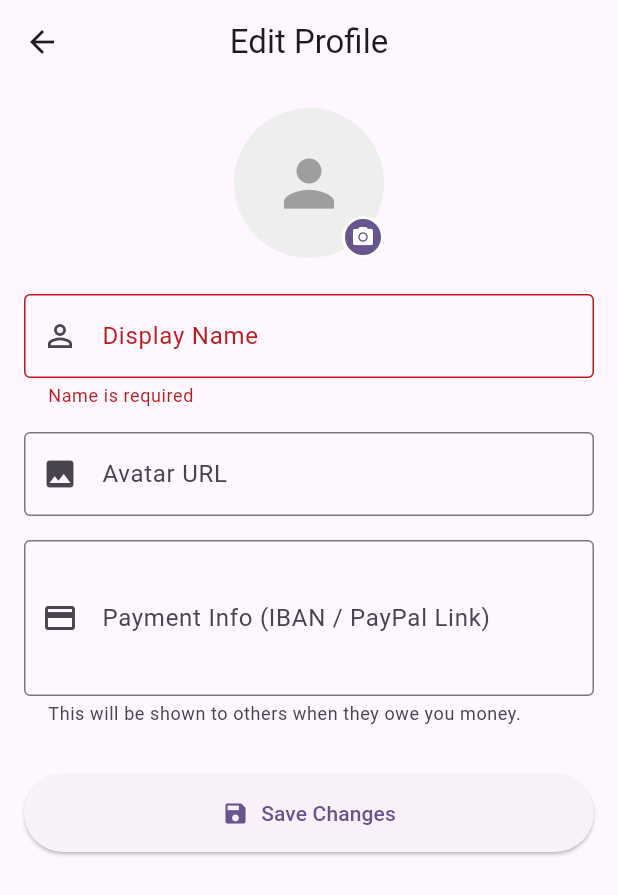
After one commit to mhmadkadoor/triptrack, a Flutter app: the ProfileScreen screen opened directly, after a tap on "Save Changes", on a phone screen of 412 x 824 dp. The commit adds this screen. Shown: the top 895 px of the screen. Run offline on Flutter 3.47's test engine with Material 3 defaults, Android fonts, the phone set to English and light mode, and no system bars; our stand-ins replace equatable, flutter_dotenv, flutter_riverpod, go_router, image_cropper, image_picker and 2 more; accounts and stored records are empty; generated files the repository leaves out were written again.

Commit message:
profile picture feture added

```diff
--- /dev/null
+++ b/lib/core/widgets/user_avatar.dart
@@ -0,0 +1,80 @@
+import 'package:flutter/material.dart';
+
+/// A reusable avatar widget that displays a user's profile picture or their initials.
+///
+/// If [avatarUrl] is provided and valid, it attempts to load the image.
+/// If not, it falls back to displaying the initials derived from [displayName].
+class UserAvatar extends StatelessWidget {
+  /// The public URL of the avatar image. Can be null.
+  final String? avatarUrl;
+
+  /// The name used to generate initials if the image is missing or fails to load.
+  final String displayName;
+
+  /// The radius of the avatar circle. Defaults to 20.
+  final double radius;
+
+  /// Optional custom background color. Defaults to blueGrey[100].
+  final Color? backgroundColor;
+
+  /// Optional custom text color for initials. Defaults to blueGrey[800].
+  final Color? textColor;
+
+  /// Function to call when the avatar is tapped.
+  final VoidCallback? onTap;
+
+  const UserAvatar({
+    super.key,
+    this.avatarUrl,
+    required this.displayName,
+    this.radius = 20,
+    this.backgroundColor,
+    this.textColor,
+    this.onTap,
+  });
+
+  @override
+  Widget build(BuildContext context) {
+    final avatar = CircleAvatar(
+      radius: radius,
+      backgroundColor: backgroundColor ?? Colors.blueGrey.shade100,
+      backgroundImage: (avatarUrl != null && avatarUrl!.isNotEmpty)
+          ? NetworkImage(avatarUrl!)
+          : null,
+      child: (avatarUrl == null || avatarUrl!.isEmpty)
+          ? Text(
+              _getInitials(displayName),
+              style: TextStyle(
+                fontSize: radius * 0.8,
+                fontWeight: FontWeight.bold,
+                color: textColor ?? Colors.blueGrey.shade800,
+              ),
+            )
+          : null, // If we have an image, child is null (or loading indicator)
+    );
+
+    if (onTap != null) {
+      return GestureDetector(onTap: onTap, child: avatar);
+    }
+
+    return avatar;
+  }
+
+  String _getInitials(String name) {
+    if (name.isEmpty) return '?';
+    final parts = name.trim().split(RegExp(r'\s+'));
+    if (parts.isEmpty) return '?';
+
+    if (parts.length == 1) {
+      final single = parts[0];
+      if (single.isEmpty) return '?';
+      return single[0].toUpperCase();
+    }
+
+    final first = parts.first;
+    final last = parts.last;
+    if (first.isEmpty || last.isEmpty) return '?';
+
+    return '${first[0]}${last[0]}'.toUpperCase();
+  }
+}
--- a/lib/features/auth/models/profile.dart
+++ b/lib/features/auth/models/profile.dart
@@ -5,12 +5,14 @@ class Profile {
   final String? email;
   final String? displayName;
   final String? avatarUrl;
+  final String? paymentInfo;
 
   const Profile({
     required this.id,
     this.email,
     this.displayName,
     this.avatarUrl,
+    this.paymentInfo,
   });
 
   factory Profile.fromJson(Map<String, dynamic> json) {
@@ -21,6 +23,7 @@ class Profile {
           json['display_name'] as String? ??
           json['full_name'] as String?, // cover both cases
       avatarUrl: json['avatar_url'] as String?,
+      paymentInfo: json['payment_info'] as String?,
     );
   }
 
@@ -30,6 +33,7 @@ class Profile {
       'email': email,
       'display_name': displayName,
       'avatar_url': avatarUrl,
+      'payment_info': paymentInfo,
     };
   }
 }
--- a/lib/features/auth/providers/auth_repository.dart
+++ b/lib/features/auth/providers/auth_repository.dart
@@ -1,3 +1,4 @@
+import 'dart:io';
 import 'package:supabase_flutter/supabase_flutter.dart';
 
 class AuthRepository {
@@ -34,4 +35,75 @@ class AuthRepository {
   Future<void> signOut() async {
     await _client.auth.signOut();
   }
+
+  /// Updates the user's profile information.
+  Future<void> updateUserProfile(
+    String userId, {
+    String? name,
+    String? avatarUrl,
+    String? paymentInfo,
+  }) async {
+    final updates = <String, dynamic>{};
+    if (name != null) updates['full_name'] = name;
+    if (avatarUrl != null) updates['avatar_url'] = avatarUrl;
+    if (paymentInfo != null) updates['payment_info'] = paymentInfo;
+
+    if (updates.isEmpty) return;
+
+    // Use DateTime.now().toUtc() for consistency
+    updates['updated_at'] = DateTime.now().toUtc().toIso8601String();
+
+    await _client.from('profiles').update(updates).eq('id', userId);
+  }
+
+  /// Fetches the profile data for a given user ID.
+  Future<Map<String, dynamic>?> getProfile(String userId) async {
+    try {
+      final data = await _client
+          .from('profiles')
+          .select()
+          .eq('id', userId)
+          .maybeSingle();
+      return data;
+    } catch (e) {
+      // In case of error (e.g. no internet), return null or rethrow
+      return null;
+    }
+  }
+
+  /// Uploads a profile image to Supabase Storage and returns the public URL.
+  Future<String> uploadProfileImage(File imageFile, String userId) async {
+    // 1. Clean up old images to free space and ensure unique URLs (cache busting)
+    try {
+      final objects = await _client.storage.from('avatars').list(path: userId);
+
+      if (objects.isNotEmpty) {
+        final pathsToDelete = objects
+            .map((obj) => '$userId/${obj.name}')
+            .toList();
+        await _client.storage.from('avatars').remove(pathsToDelete);
+      }
+    } catch (e) {
+      // Ignore cleanup errors, maybe folder doesn't exist yet
+      // or we don't have list permissions (public select usually covers this)
+    }
+
+    // 2. Generate timestamped filename to force UI refresh (busts the cache)
+    final timestamp = DateTime.now().millisecondsSinceEpoch;
+    final path = '$userId/profile_$timestamp.jpg';
+
+    // 3. Upload the file
+    // We maintain the folder structure avatars/{userId}/... for RLS
+    await _client.storage
+        .from('avatars')
+        .upload(path, imageFile, fileOptions: const FileOptions(upsert: true));
+
+    // 4. Get the public URL
+    final imageUrl = _client.storage.from('avatars').getPublicUrl(path);
+
+    // 5. Update the profile with the new URL
+    await updateUserProfile(userId, avatarUrl: imageUrl);
+
+    return imageUrl;
+  }
 }
--- /dev/null
+++ b/lib/features/auth/screens/profile_screen.dart
@@ -0,0 +1,307 @@
+import 'dart:io';
+import 'package:flutter/material.dart';
+import 'package:flutter_riverpod/flutter_riverpod.dart';
+import 'package:image_cropper/image_cropper.dart';
+import 'package:image_picker/image_picker.dart';
+
+import '../providers/auth_provider.dart';
+import '../providers/auth_repository.dart';
+
+class ProfileScreen extends ConsumerStatefulWidget {
+  const ProfileScreen({super.key});
+
+  @override
+  ConsumerState<ProfileScreen> createState() => _ProfileScreenState();
+}
+
+class _ProfileScreenState extends ConsumerState<ProfileScreen> {
+  final _formKey = GlobalKey<FormState>();
+  late TextEditingController _nameController;
+  late TextEditingController _avatarUrlController;
+  late TextEditingController _paymentInfoController;
+  bool _isLoading = false;
+
+  @override
+  void initState() {
+    super.initState();
+    final user = ref.read(currentUserProvider);
+    // Note: To get the full profile data (including payment info),
+    // we should ideally be watching a stream of the profile table.
+    // However, for now, we rely on what's available or fetch it.
+    // Since currentUserProvider mainly comes from Auth Use and metadata
+    // might not have the latest custom columns unless synced.
+    // Better approach: Watch the profile document.
+
+    _nameController = TextEditingController(
+      text: user?.userMetadata?['full_name'] ?? '',
+    );
+    _avatarUrlController = TextEditingController(
+      text: user?.userMetadata?['avatar_url'] ?? '',
+    );
+    _paymentInfoController = TextEditingController(text: '');
+
+    // Fetch latest profile data to populate fields
+    if (user != null) {
+      _loadProfile(user.id);
+    }
+  }
+
+  Future<void> _loadProfile(String userId) async {
+    try {
+      final data = await ref.read(authRepositoryProvider).getProfile(userId);
+      if (mounted && data != null) {
+        setState(() {
+          _nameController.text = data['full_name'] ?? '';
+          _avatarUrlController.text = data['avatar_url'] ?? '';
+          _paymentInfoController.text = data['payment_info'] ?? '';
+        });
+      }
+    } catch (e) {
+      // Handle error or just rely on initial
+    }
+  }
+
+  Future<void> _pickImage(ImageSource source) async {
+    try {
+      final picker = ImagePicker();
+      final pickedFile = await picker.pickImage(source: source);
+
+      if (pickedFile == null) return;
+
+      // Crop the image
+      final croppedFile = await ImageCropper().cropImage(
+        sourcePath: pickedFile.path,
+        aspectRatio: const CropAspectRatio(ratioX: 1, ratioY: 1),
+        compressFormat: ImageCompressFormat.jpg,
+        compressQuality: 70,
+        maxWidth: 512,
+        maxHeight: 512,
+        uiSettings: [
+          AndroidUiSettings(
+            toolbarTitle: 'Crop Avatar',
+            toolbarColor: Theme.of(context).primaryColor,
+            toolbarWidgetColor: Colors.white,
+            initAspectRatio: CropAspectRatioPreset.square,
+            lockAspectRatio: true,
+          ),
+          IOSUiSettings(
+            title: 'Crop Avatar',
+            aspectRatioLockEnabled: true,
+            resetAspectRatioEnabled: false,
+          ),
+        ],
+      );
+
+      if (croppedFile == null) return;
+
+      setState(() => _isLoading = true);
+
+      final user = ref.read(currentUserProvider);
+      if (user == null) return;
+
+      final newUrl = await ref
+          .read(authRepositoryProvider)
+          .uploadProfileImage(File(croppedFile.path), user.id);
+
+      if (mounted) {
+        setState(() {
+          _avatarUrlController.text = newUrl;
+        });
+        ScaffoldMessenger.of(context).showSnackBar(
+          const SnackBar(content: Text('Avatar updated successfully!')),
+        );
+      }
+    } catch (e) {
+      if (mounted) {
+        ScaffoldMessenger.of(
+          context,
+        ).showSnackBar(SnackBar(content: Text('Error uploading image: $e')));
+      }
+    } finally {
+      if (mounted) setState(() => _isLoading = false);
+    }
+  }
+
+  void _showImageSourceActionSheet() {
+    showModalBottomSheet(
+      context: context,
+      builder: (context) => SafeArea(
+        child: Wrap(
+          children: [
+            ListTile(
+              leading: const Icon(Icons.photo_library),
+              title: const Text('Gallery'),
+              onTap: () {
+                Navigator.of(context).pop();
+                _pickImage(ImageSource.gallery);
+              },
+            ),
+            ListTile(
+              leading: const Icon(Icons.photo_camera),
+              title: const Text('Camera'),
+              onTap: () {
+                Navigator.of(context).pop();
+                _pickImage(ImageSource.camera);
+              },
+            ),
+          ],
+        ),
+      ),
+    );
+  }
+
+  @override
+  void dispose() {
+    _nameController.dispose();
+    _avatarUrlController.dispose();
+    _paymentInfoController.dispose();
+    super.dispose();
+  }
+
+  Future<void> _saveProfile() async {
+    if (!_formKey.currentState!.validate()) return;
+
+    setState(() => _isLoading = true);
+    try {
+      final user = ref.read(currentUserProvider);
+      if (user == null) return;
+
+      await ref
+          .read(authRepositoryProvider)
+          .updateUserProfile(
+            user.id,
+            name: _nameController.text.trim(),
+            avatarUrl: _avatarUrlController.text.trim(),
+            paymentInfo: _paymentInfoController.text.trim(),
+          );
+
+      if (mounted) {
+        ScaffoldMessenger.of(context).showSnackBar(
+          const SnackBar(content: Text('Profile updated successfully!')),
+        );
+      }
+    } catch (e) {
+      if (mounted) {
+        ScaffoldMessenger.of(
+          context,
+        ).showSnackBar(SnackBar(content: Text('Error updating profile: $e')));
+      }
+    } finally {
+      if (mounted) setState(() => _isLoading = false);
+    }
+  }
+
+  @override
+  Widget build(BuildContext context) {
+    return Scaffold(
+      appBar: AppBar(title: const Text('Edit Profile')),
+      body: SingleChildScrollView(
+        padding: const EdgeInsets.all(16),
+        child: Form(
+          key: _formKey,
+          child: Column(
+            children: [
+              // Avatar Preview with Upload
+              GestureDetector(
+                onTap: _showImageSourceActionSheet,
+                child: Stack(
+                  children: [
+                    ValueListenableBuilder(
+                      valueListenable: _avatarUrlController,
+                      builder: (context, value, _) {
+                        return CircleAvatar(
+                          radius: 50,
+                          backgroundColor: Colors.grey.shade200,
+                          backgroundImage: _avatarUrlController.text.isNotEmpty
+                              ? NetworkImage(_avatarUrlController.text)
+                              : null,
+                          child: _avatarUrlController.text.isEmpty
+                              ? const Icon(
+                                  Icons.person,
+                                  size: 50,
+                                  color: Colors.grey,
+                                )
+                              : null,
+                        );
+                      },
+                    ),
+                    Positioned(
+                      bottom: 0,
+                      right: 0,
+                      child: Container(
+                        padding: const EdgeInsets.all(4),
+                        decoration: BoxDecoration(
+                          color: Theme.of(context).primaryColor,
+                          shape: BoxShape.circle,
+                          border: Border.all(color: Colors.white, width: 2),
+                        ),
+                        child: const Icon(
+                          Icons.camera_alt,
+                          size: 16,
+                          color: Colors.white,
+                        ),
+                      ),
+                    ),
+                  ],
+                ),
+              ),
+              const SizedBox(height: 24),
+              TextFormField(
+                controller: _nameController,
+                decoration: const InputDecoration(
+                  labelText: 'Display Name',
+                  border: OutlineInputBorder(),
+                  prefixIcon: Icon(Icons.person_outline),
+                ),
+                validator: (val) =>
+                    val == null || val.isEmpty ? 'Name is required' : null,
+              ),
+              const SizedBox(height: 16),
+              TextFormField(
+                controller: _avatarUrlController,
+                decoration: const InputDecoration(
+                  labelText: 'Avatar URL',
+                  hintText: 'https://example.com/me.jpg',
+                  border: OutlineInputBorder(),
+                  prefixIcon: Icon(Icons.image),
+                ),
+              ),
+              const SizedBox(height: 16),
+              TextFormField(
+                controller: _paymentInfoController,
+                decoration: const InputDecoration(
+                  labelText: 'Payment Info (IBAN / PayPal Link)',
+                  hintText: 'IBAN: DE12 3456...',
+                  border: OutlineInputBorder(),
+                  prefixIcon: Icon(Icons.payment),
+                  helperText:
+                      'This will be shown to others when they owe you money.',
+                  helperMaxLines: 2,
+                ),
+                maxLines: 3,
+              ),
+              const SizedBox(height: 32),
+              SizedBox(
+                width: double.infinity,
+                child: ElevatedButton.icon(
+                  onPressed: _isLoading ? null : _saveProfile,
+                  icon: _isLoading
+                      ? const SizedBox(
+                          width: 20,
+                          height: 20,
+                          child: CircularProgressIndicator(strokeWidth: 2),
+                        )
+                      : const Icon(Icons.save),
+                  label: const Text('Save Changes'),
+                  style: ElevatedButton.styleFrom(
+                    padding: const EdgeInsets.symmetric(vertical: 16),
+                  ),
+                ),
+              ),
+            ],
+          ),
+        ),
+      ),
+    );
+  }
+}
--- a/pubspec.yaml
+++ b/pubspec.yaml
@@ -48,6 +48,8 @@ dependencies:
   flutter_riverpod: ^3.2.1
   riverpod_annotation: ^4.0.2
   go_router: ^17.1.0
+  image_picker: ^1.1.2
+  image_cropper: ^9.0.0
   equatable: ^2.0.8
   uuid: ^4.5.3
 
```
Also changed, not shown: lib/features/ledger/screens/add_expense_screen.dart (+7 -3 lines), lib/features/ledger/screens/balances_tab.dart (+66 -16 lines), lib/features/ledger/screens/expenses_tab.dart (+5 -6 lines), lib/features/trips/providers/trip_repository.dart (+71 -8 lines), lib/features/trips/screens/dashboard_screen.dart (+9 -0 lines), lib/features/trips/screens/tabs/members_tab.dart (+2 -12 lines), pubspec.lock, 5 other files.
